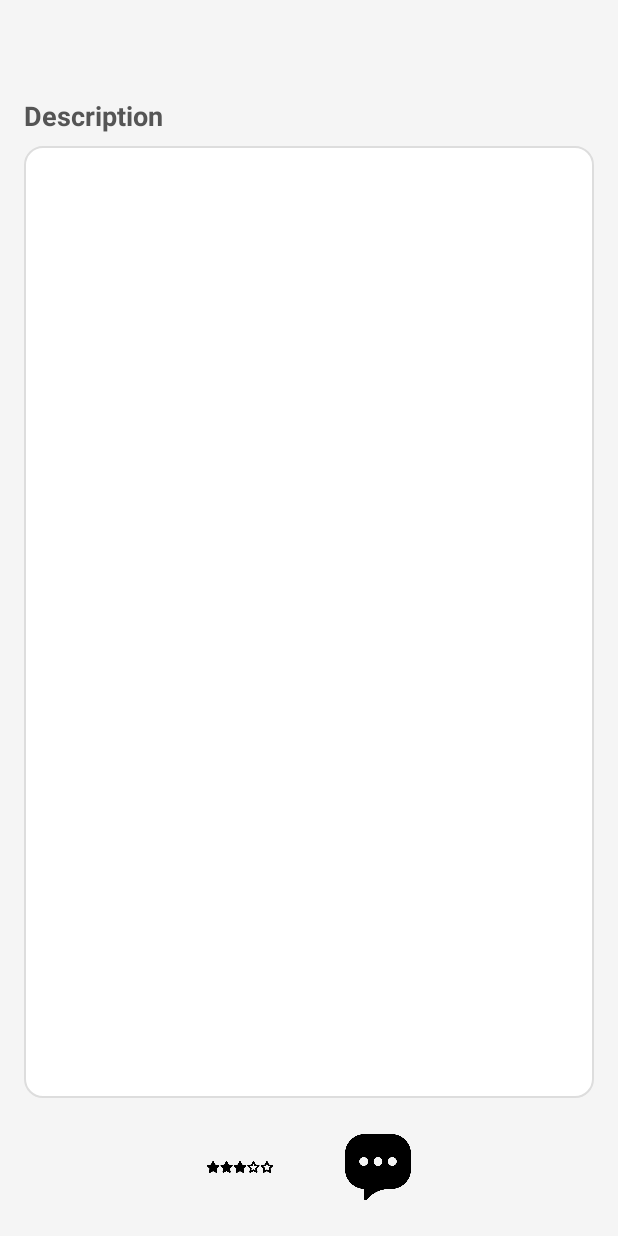
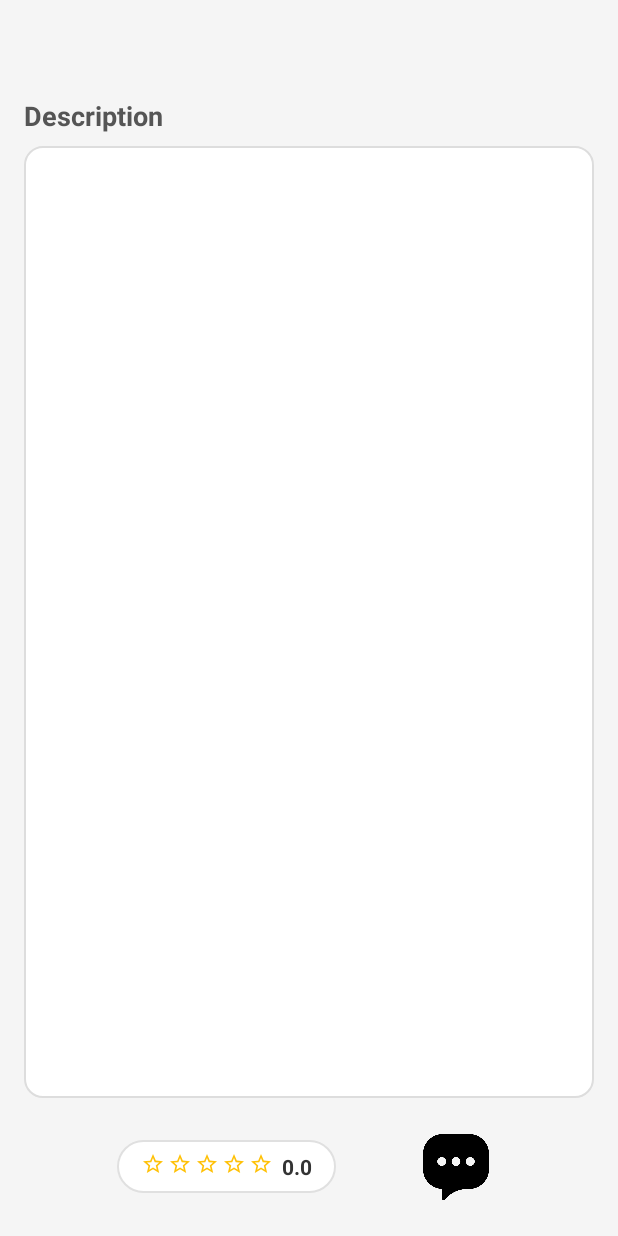
Before and after one commit to inbar2268/ExploreLens-Client, an Android app built with Jetpack Compose: the fragment SiteDetailsFragment placed in its activity, on a phone screen of 412 x 824 dp. Run offline under Robolectric (Android 15) with nearby library versions, the phone set to English and light mode, and no system bars; our stand-ins replace navigation-ui; Roboto replaces fonts that are not available here; 2 statements that could not run were skipped.

Commit message:
added rating method and ui elements

```diff
--- /dev/null
+++ b/app/src/main/java/com/example/explorelens/ui/site/RatingView.kt
@@ -0,0 +1,80 @@
+package com.example.explorelens.ui.site
+
+import android.content.Context
+import android.util.AttributeSet
+import android.view.LayoutInflater
+import android.widget.ImageView
+import android.widget.LinearLayout
+import android.widget.TextView
+import com.example.explorelens.R
+
+/**
+ * Custom view that displays a rating as stars with a numeric value
+ */
+class RatingView @JvmOverloads constructor(
+    context: Context,
+    attrs: AttributeSet? = null,
+    defStyleAttr: Int = 0
+) : LinearLayout(context, attrs, defStyleAttr) {
+
+    private val starViews = mutableListOf<ImageView>()
+    private val ratingTextView: TextView
+    private var currentRating: Float = 0f
+    private val MAX_STARS = 5
+
+    init {
+        orientation = HORIZONTAL
+
+        // Inflate the layout
+        LayoutInflater.from(context).inflate(R.layout.view_rating, this, true)
+
+        // Find star ImageViews
+        starViews.add(findViewById(R.id.star1))
+        starViews.add(findViewById(R.id.star2))
+        starViews.add(findViewById(R.id.star3))
+        starViews.add(findViewById(R.id.star4))
+        starViews.add(findViewById(R.id.star5))
+
+        // Find rating TextView
+        ratingTextView = findViewById(R.id.ratingText)
+
+        // Set default rating
+        setRating(0f)
+    }
+
+    /**
+     * Sets the rating and updates the star icons and text accordingly
+     * @param rating The rating value (0-5)
+     */
+    fun setRating(rating: Float) {
+        currentRating = rating.coerceIn(0f, 5f)
+        updateStars()
+        updateRatingText()
+    }
+
+    private fun updateStars() {
+        val fullStars = currentRating.toInt()
+        val hasHalfStar = currentRating - fullStars >= 0.5f
+
+        // Update each star
+        for (i in 0 until MAX_STARS) {
+            val starView = starViews[i]
+            when {
+                i < fullStars -> starView.setImageResource(R.drawable.ic_star_full)
+                i == fullStars && hasHalfStar -> starView.setImageResource(R.drawable.ic_star_half)
+                else -> starView.setImageResource(R.drawable.ic_star_empty)
+            }
+        }
+    }
+
+    private fun updateRatingText() {
+        // Format rating to one decimal place
+        val formattedRating = String.format("%.1f", currentRating)
+        ratingTextView.text = formattedRating
+    }
+
+    /**
+     * Returns the current rating value
+     */
+    fun getRating(): Float = currentRating
+}
--- /dev/null
+++ b/app/src/main/res/drawable/ic_star_empty.xml
@@ -0,0 +1,11 @@
+<?xml version="1.0" encoding="utf-8"?>
+<vector xmlns:android="http://schemas.android.com/apk/res/android"
+    android:width="24dp"
+    android:height="24dp"
+    android:viewportWidth="24"
+    android:viewportHeight="24"
+    android:tint="#FFC107">
+    <path
+        android:fillColor="#FFC107"
+        android:pathData="M22,9.24l-7.19,-0.62L12,2 9.19,8.63 2,9.24l5.46,4.73L5.82,21 12,17.27 18.18,21l-1.63,-7.03L22,9.24zM12,15.4l-3.76,2.27 1,-4.28 -3.32,-2.88 4.38,-0.38L12,6.1l1.71,4.04 4.38,0.38 -3.32,2.88 1,4.28L12,15.4z"/>
+</vector>
--- /dev/null
+++ b/app/src/main/res/drawable/ic_star_full.xml
@@ -0,0 +1,11 @@
+<?xml version="1.0" encoding="utf-8"?>
+<vector xmlns:android="http://schemas.android.com/apk/res/android"
+    android:width="24dp"
+    android:height="24dp"
+    android:viewportWidth="24"
+    android:viewportHeight="24"
+    android:tint="#FFC107">
+    <path
+        android:fillColor="#FFC107"
+        android:pathData="M12,17.27L18.18,21l-1.64,-7.03L22,9.24l-7.19,-0.61L12,2 9.19,8.63 2,9.24l5.46,4.73L5.82,21z"/>
+</vector>
--- /dev/null
+++ b/app/src/main/res/drawable/ic_star_half.xml
@@ -0,0 +1,11 @@
+<?xml version="1.0" encoding="utf-8"?>
+<vector xmlns:android="http://schemas.android.com/apk/res/android"
+    android:width="24dp"
+    android:height="24dp"
+    android:viewportWidth="24"
+    android:viewportHeight="24"
+    android:tint="#FFC107">
+    <path
+        android:fillColor="#FFC107"
+        android:pathData="M22,9.24l-7.19,-0.62L12,2 9.19,8.63 2,9.24l5.46,4.73L5.82,21 12,17.27 18.18,21l-1.63,-7.03L22,9.24zM12,15.4V6.1l1.71,4.04 4.38,0.38 -3.32,2.88 1,4.28L12,15.4z"/>
+</vector>
--- /dev/null
+++ b/app/src/main/res/drawable/rating_button_background.xml
@@ -0,0 +1,13 @@
+<?xml version="1.0" encoding="utf-8"?>
+<ripple xmlns:android="http://schemas.android.com/apk/res/android"
+    android:color="#E0E0E0">
+    <item>
+        <shape android:shape="rectangle">
+            <solid android:color="#FFFFFF" />
+            <corners android:radius="24dp" />
+            <stroke
+                android:width="1dp"
+                android:color="#E0E0E0" />
+        </shape>
+    </item>
+</ripple>
--- a/app/src/main/res/layout/fragment_site_details.xml
+++ b/app/src/main/res/layout/fragment_site_details.xml
@@ -69,16 +69,24 @@
         android:layout_marginTop="16dp">
 
         <!-- Rating Button -->
-        <ImageButton
-            android:id="@+id/ratingButton"
-            android:layout_width="60dp"
-            android:layout_height="60dp"
-            android:layout_marginEnd="32dp"
-            android:background="?attr/selectableItemBackgroundBorderless"
-            android:contentDescription="Rate this site"
-            android:padding="8dp"
-            android:scaleType="fitCenter"
-            android:src="@drawable/icon_rating" />
+        <LinearLayout
+            android:id="@+id/ratingContainer"
+            android:layout_width="wrap_content"
+            android:layout_height="wrap_content"
+            android:orientation="horizontal"
+            android:gravity="center"
+            android:background="@drawable/rating_button_background"
+            android:paddingVertical="8dp"
+            android:paddingHorizontal="16dp"
+            android:clickable="true"
+            android:focusable="true">
+
+            <!-- Replace with our custom rating view -->
+            <com.example.explorelens.ui.site.RatingView
+                android:id="@+id/ratingView"
+                android:layout_width="wrap_content"
+                android:layout_height="wrap_content" />
+        </LinearLayout>
 
         <!-- Comments Button -->
         <ImageButton
@@ -89,6 +97,7 @@
             android:contentDescription="View comments"
             android:padding="8dp"
             android:scaleType="fitCenter"
+            android:layout_marginLeft="50dp"
             android:src="@drawable/icon_comments" />
     </LinearLayout>
 
--- /dev/null
+++ b/app/src/main/res/layout/view_rating.xml
@@ -0,0 +1,58 @@
+<?xml version="1.0" encoding="utf-8"?>
+<merge xmlns:android="http://schemas.android.com/apk/res/android"
+    xmlns:tools="http://schemas.android.com/tools"
+    android:layout_width="wrap_content"
+    android:layout_height="wrap_content"
+    tools:parentTag="android.widget.LinearLayout"
+    tools:orientation="horizontal">
+
+    <ImageView
+        android:id="@+id/star1"
+        android:layout_width="16dp"
+        android:layout_height="16dp"
+        android:contentDescription="Star 1"
+        tools:src="@drawable/ic_star_full" />
+
+    <ImageView
+        android:id="@+id/star2"
+        android:layout_width="16dp"
+        android:layout_height="16dp"
+        android:layout_marginStart="2dp"
+        android:contentDescription="Star 2"
+        tools:src="@drawable/ic_star_full" />
+
+    <ImageView
+        android:id="@+id/star3"
+        android:layout_width="16dp"
+        android:layout_height="16dp"
+        android:layout_marginStart="2dp"
+        android:contentDescription="Star 3"
+        tools:src="@drawable/ic_star_full" />
+
+    <ImageView
+        android:id="@+id/star4"
+        android:layout_width="16dp"
+        android:layout_height="16dp"
+        android:layout_marginStart="2dp"
+        android:contentDescription="Star 4"
+        tools:src="@drawable/ic_star_empty" />
+
+    <ImageView
+        android:id="@+id/star5"
+        android:layout_width="16dp"
+        android:layout_height="16dp"
+        android:layout_marginStart="2dp"
+        android:contentDescription="Star 5"
+        tools:src="@drawable/ic_star_empty" />
+
+    <TextView
+        android:id="@+id/ratingText"
+        android:layout_width="wrap_content"
+        android:layout_height="wrap_content"
+        android:layout_marginStart="6dp"
+        android:textSize="14sp"
+        android:textStyle="bold"
+        android:textColor="#333333"
+        tools:text="4.5" />
+
+</merge>
--- a/app/src/main/res/values/styles.xml
+++ b/app/src/main/res/values/styles.xml
@@ -8,4 +8,12 @@
     <style name="CustomBottomSheetStyle" parent="Widget.MaterialComponents.BottomSheet.Modal">
         <item name="android:background">@android:color/transparent</item>
     </style>
+    <style name="RoundedDialog" parent="ThemeOverlay.MaterialComponents.Dialog.Alert">
+        <item name="android:windowBackground">@android:color/transparent</item>
+        <item name="android:windowIsFloating">true</item>
+        <item name="android:windowNoTitle">true</item>
+        <item name="android:windowMinWidthMajor">90%</item>
+        <item name="android:windowMinWidthMinor">90%</item>
+    </style>
+
 </resources>
```
Also changed, not shown: app/src/main/java/com/example/explorelens/ui/site/SiteDetailsFragment.kt (+88 -6 lines), app/src/main/java/com/example/explorelens/ui/site/siteRating.kt (added, +36 -0 lines), app/src/main/res/layout/dialog_rate_site.xml (added, +79 -0 lines).
